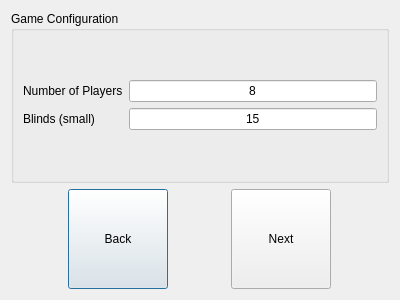
Old version of the form pregameonedialog.ui in the repository lmnp/TexasHoldemManager.
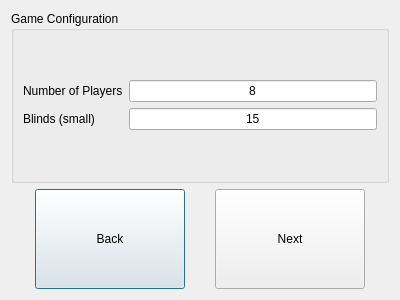
New version of the form.

Commit message: Made buttons look nicer

Diff of the .ui file:
```diff
--- a/pregameonedialog.ui
+++ b/pregameonedialog.ui
@@ -73,9 +73,21 @@
     <layout class="QGridLayout" name="gridLayout_4">
      <item row="0" column="0">
       <widget class="QPushButton" name="pb_back">
+       <property name="sizePolicy">
+        <sizepolicy hsizetype="Fixed" vsizetype="Fixed">
+         <horstretch>0</horstretch>
+         <verstretch>0</verstretch>
+        </sizepolicy>
+       </property>
+       <property name="minimumSize">
+        <size>
+         <width>150</width>
+         <height>100</height>
+        </size>
+       </property>
        <property name="maximumSize">
         <size>
-         <width>100</width>
+         <width>150</width>
          <height>100</height>
         </size>
        </property>
@@ -89,9 +101,21 @@
      </item>
      <item row="0" column="1">
       <widget class="QPushButton" name="pb_next">
+       <property name="sizePolicy">
+        <sizepolicy hsizetype="Fixed" vsizetype="Fixed">
+         <horstretch>0</horstretch>
+         <verstretch>0</verstretch>
+        </sizepolicy>
+       </property>
+       <property name="minimumSize">
+        <size>
+         <width>150</width>
+         <height>100</height>
+        </size>
+       </property>
        <property name="maximumSize">
         <size>
-         <width>100</width>
+         <width>150</width>
          <height>100</height>
         </size>
        </property>
```
The commit also changes 3 other files.
